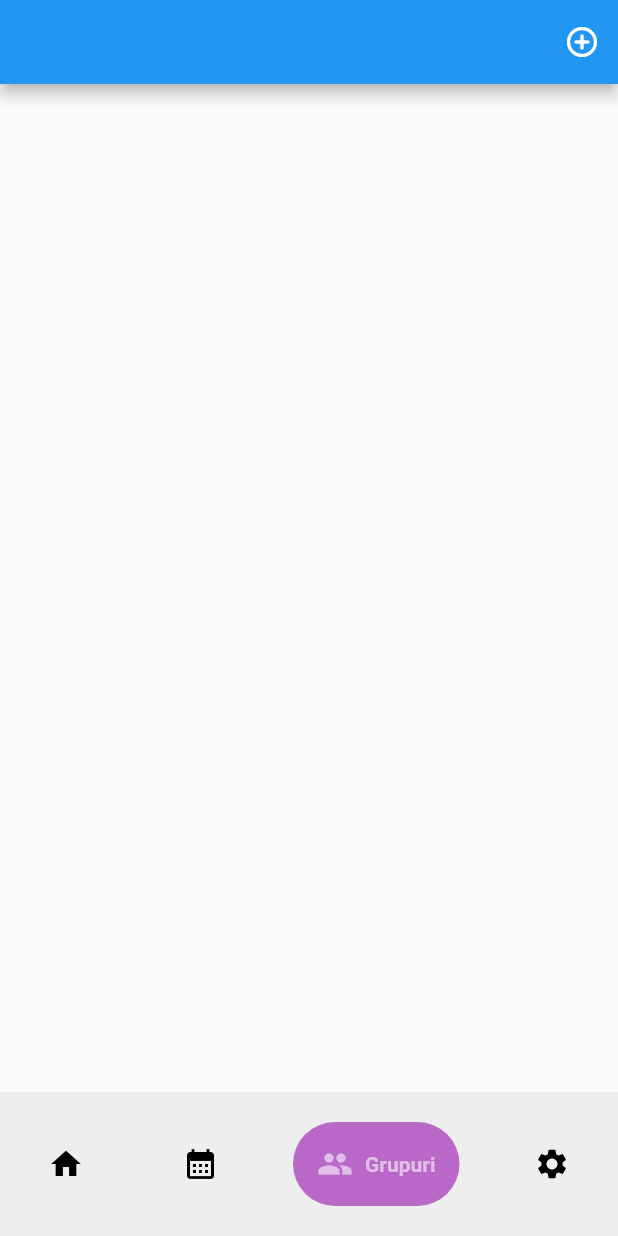
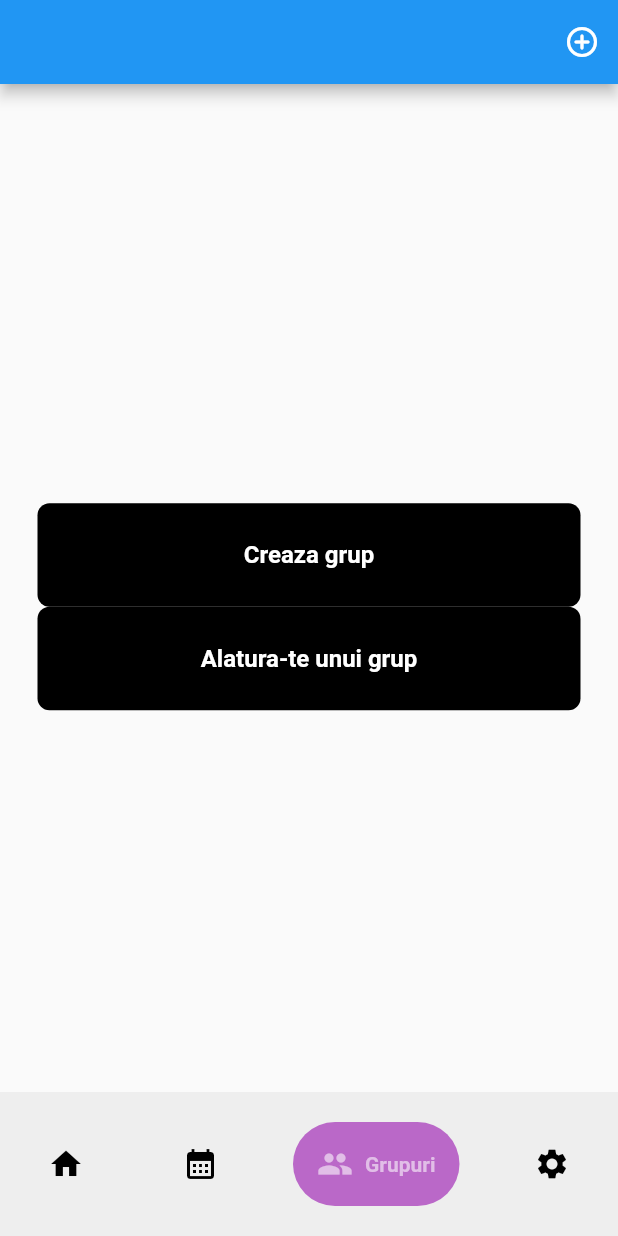
Before and after one commit to alexandrazambitchi/organizare_timp, a Flutter app: the screen it shows once a user with an empty profile is signed in, item 3 of the bottom bar chosen, on a phone screen of 412 x 824 dp. Run offline on Flutter 3.47's test engine with Material 2 defaults, Android fonts, the phone set to English and light mode, and no system bars; drawn by our look-alikes of google_nav_bar; our stand-ins replace cloud_firestore, firebase_auth, firebase_core, google_sign_in, syncfusion_flutter_calendar; missing offline and left inert: dropdownfield2; accounts and stored records are empty.

Commit message:
added group creation&joining, reorganizing files

```diff
--- a/lib/main.dart
+++ b/lib/main.dart
@@ -1,14 +1,16 @@
 import 'package:flutter/material.dart';
+import 'package:organizare_timp/pages/group/group_edit_page.dart';
 import 'package:organizare_timp/pages/root_page.dart';
 import 'package:firebase_core/firebase_core.dart';
 import 'package:organizare_timp/pages/home_page.dart';
 import 'package:organizare_timp/pages/first_page.dart';
-import 'package:organizare_timp/pages/login_page.dart';
-import 'package:organizare_timp/pages/register_page.dart';
 import 'package:organizare_timp/provider/activity_provider.dart';
 import 'package:provider/provider.dart';
 import 'firebase_options.dart';
-import 'pages/activity_edit_page.dart';
+import 'pages/activity/activity_edit_page.dart';
+import 'pages/authentification/login_page.dart';
+import 'pages/authentification/register_page.dart';
+import 'pages/group/group_join_page.dart';
 
 Future<void> main() async {
   WidgetsFlutterBinding.ensureInitialized();
@@ -34,6 +36,8 @@ class MyApp extends StatelessWidget {
         '/register': (context) => RegisterPage(),
         '/homepage': (context) => HomePage(),
         '/activityeditpage': (context) => ActivityEditPage(),
+        '/joingroup' : (context) => JoinGroupPage(),
+        '/creategroup' : (context) => NewGroupPage(),
 
       },
     )
--- a/lib/model/activity_datasource.dart
+++ b/lib/model/activity_datasource.dart
@@ -17,8 +17,8 @@ class ActivityDataSource extends CalendarDataSource {
   @override
   DateTime getEndTime(int index) => getActivity(index).endTime;
 
-  // @override
-  // String getSubject(int index) => getActivity(index).subject;
+  @override
+  String getSubject(int index) => getActivity(index).title;
 
   @override
   Color getColor(int index) => getActivity(index).activityColor;
@@ -26,7 +26,7 @@ class ActivityDataSource extends CalendarDataSource {
   @override
   bool isAllDay(int index) => getActivity(index).isAllDay;
 
-  // String getCategory(int index) => getActivity(index).category;
+  String getCategory(int index) => getActivity(index).category;
 
 
 }
--- a/lib/pages/login_page.dart
+++ b/lib/pages/authentification/login_page.dart
@@ -5,7 +5,7 @@ import 'package:organizare_timp/components/button.dart';
 import 'package:firebase_auth/firebase_auth.dart';
 import 'package:flutter/material.dart';
 
-import '../services/auth_service.dart';
+import '../../services/auth_service.dart';
 
 class LoginPage extends StatefulWidget {
   //final Function()? onTap;  required this.onTap
--- /dev/null
+++ b/lib/pages/group/group_page.dart
@@ -0,0 +1,66 @@
+import 'package:cloud_firestore/cloud_firestore.dart';
+import 'package:firebase_auth/firebase_auth.dart';
+import 'package:flutter/material.dart';
+import 'package:organizare_timp/components/button.dart';
+
+class GroupPage extends StatefulWidget {
+  const GroupPage({super.key});
+
+  @override
+  State<GroupPage> createState() => _GroupPageState();
+}
+
+class _GroupPageState extends State<GroupPage> {
+
+  FirebaseAuth _firebaseAuth = FirebaseAuth.instance;
+  @override
+  Widget build(BuildContext context) {
+    return Scaffold(
+     appBar: AppBar(
+        actions: [
+            IconButton(
+            icon: const Icon(Icons.add_circle_outline_rounded),
+            onPressed: () =>  Navigator.pushNamed(context, '/creategroup'),
+            )
+          ],
+        ),
+      body: SafeArea(
+          child: Center(
+              child: SingleChildScrollView(
+                  child: Column(
+                      mainAxisAlignment: MainAxisAlignment.center,
+                      children: [
+                        const SizedBox(
+                          height: 25,
+                        ),
+                        Column(
+                          mainAxisAlignment: MainAxisAlignment.center,
+                          children: [
+                            Button(
+                              onTap: () {
+                                Navigator.pushNamed(context, '/creategroup');
+                              },
+                              text: "Creaza grup"
+                              ),
+                            const SizedBox(
+                              width: 25,
+                            ),
+                            Button(
+                              onTap: () {
+                                Navigator.pushNamed(context, '/joingroup'
+                                );
+                              },
+                              text: "Alatura-te unui grup")
+                          ],
+                        ),
+
+                      ]
+                  )
+              )
+          )
+      )
+      // grouplist(),
+    );
+  }
+
+}
--- a/lib/pages/group_page.dart
+++ /dev/null
@@ -1,60 +0,0 @@
-import 'package:cloud_firestore/cloud_firestore.dart';
-import 'package:firebase_auth/firebase_auth.dart';
-import 'package:flutter/material.dart';
-
-class GroupPage extends StatefulWidget {
-  const GroupPage({super.key});
-
-  @override
-  State<GroupPage> createState() => _GroupPageState();
-}
-
-class _GroupPageState extends State<GroupPage> {
-
-  FirebaseAuth _firebaseAuth = FirebaseAuth.instance;
-  @override
-  Widget build(BuildContext context) {
-    return Scaffold(
-     appBar: AppBar(
-        actions: [
-            IconButton(
-            icon: const Icon(Icons.add_circle_outline_rounded),
-            onPressed: () =>  Navigator.pushNamed(context, '/newgrouppage'),
-            )
-          ],
-
-        ),
-      // body: grouplist(),
-    );
-  }
-
-  // Widget grouplist() {
-  //   return StreamBuilder<QuerySnapshot>(stream: FirebaseFirestore.instance.collection('groups').snapshots(),
-  //     builder: (context, snapshot){
-  //       if(snapshot.hasError) {
-  //         return const Text('error');
-  //       }
-  //       if(snapshot.connectionState == ConnectionState.waiting) {
-  //         return const Text('loading...');
-  //       }
-  //       return ListView(
-  //         children: snapshot.data!.docs.map<Widget>((doc) => groupitem(doc)).toList(),
-  //       );
-  //     }
-  //   );
-  // }
-
-  // Widget groupitem(DocumentSnapshot documentSnapshot){
-  //   Map<String, dynamic> data = documentSnapshot.data()! as Map<String, dynamic>;
-
-  //   if(_firebaseAuth.currentUser!.email == data['admin']) {
-  //     return ListTile(
-  //       title: Text(data['name']),
-  //     );
-  //   }
-  //   else {
-  //     return Container();
-  //   }
-
-  // }
-}
--- a/lib/pages/home_page.dart
+++ b/lib/pages/home_page.dart
@@ -1,9 +1,10 @@
 import 'package:google_nav_bar/google_nav_bar.dart';
-import 'package:organizare_timp/pages/calendar_page.dart';
-import 'package:organizare_timp/pages/group_page.dart';
+import 'package:organizare_timp/pages/group/group_page.dart';
 import 'package:organizare_timp/pages/settings_page.dart';
 import 'package:organizare_timp/pages/user_home_page.dart';
 import 'package:flutter/material.dart';
+
+import 'calendar/calendar_page.dart';
 
 class HomePage extends StatefulWidget {
   HomePage({super.key});
--- /dev/null
+++ b/lib/pages/services/auth_service.dart
@@ -0,0 +1 @@
+// TODO Implement this library.
--- a/lib/pages/user_home_page.dart
+++ b/lib/pages/user_home_page.dart
@@ -1,11 +1,11 @@
 import 'package:firebase_auth/firebase_auth.dart';
-import 'package:organizare_timp/pages/task_page.dart';
 import 'package:provider/provider.dart';
 import 'package:syncfusion_flutter_calendar/calendar.dart';
 import 'package:flutter/material.dart';
 
 import '../model/activity_datasource.dart';
 import '../provider/activity_provider.dart';
+import 'calendar/task_page.dart';
 
 class UserHomePage extends StatefulWidget {
   UserHomePage({super.key});
```
Also changed, not shown: lib/model/group.dart (added, +29 -0 lines), lib/pages/activity/activity_edit_page.dart (renamed from lib/pages/activity_edit_page.dart, +47 -30 lines), lib/pages/calendar/calendar_page.dart (renamed from lib/pages/calendar_page.dart, +43 -1 lines), lib/pages/group/group_edit_page.dart (added, +88 -0 lines), lib/pages/group/group_join_page.dart (added, +75 -0 lines), lib/pages/new_group_page.dart (deleted, +0 -22 lines), lib/pages/activity/activity_view_page.dart (renamed from lib/pages/activity_view_page.dart), lib/pages/authentification/register_page.dart (renamed from lib/pages/register_page.dart), lib/pages/calendar/task_page.dart (renamed from lib/pages/task_page.dart).
